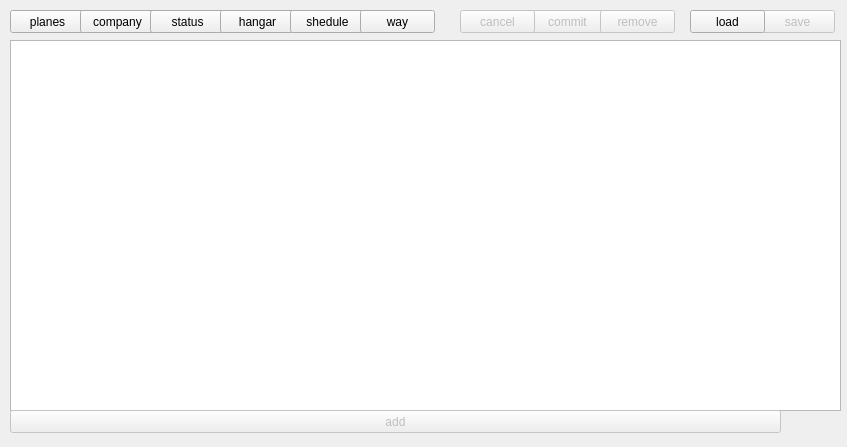
Above: mainwindow.ui from KostyaRyabov/fdb_reader before the change. Below: the same form after it.
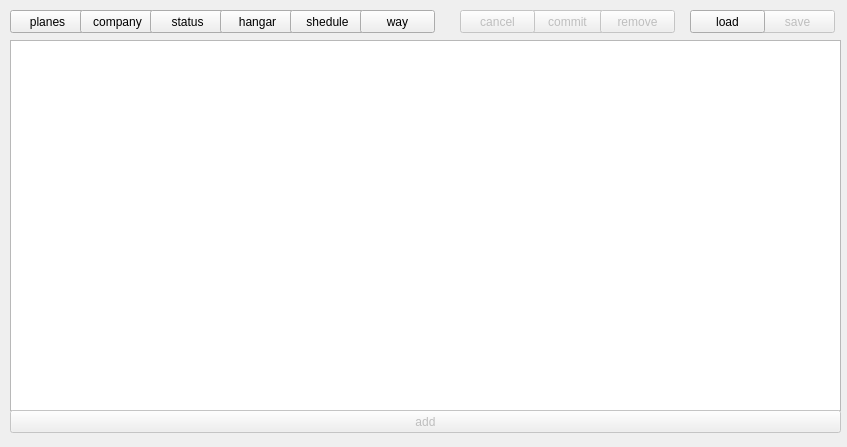
That is the form after the change.

Patch:
```diff
--- a/mainwindow.ui
+++ b/mainwindow.ui
@@ -158,7 +158,7 @@
      <rect>
       <x>10</x>
       <y>410</y>
-      <width>771</width>
+      <width>831</width>
       <height>23</height>
      </rect>
     </property>
```
